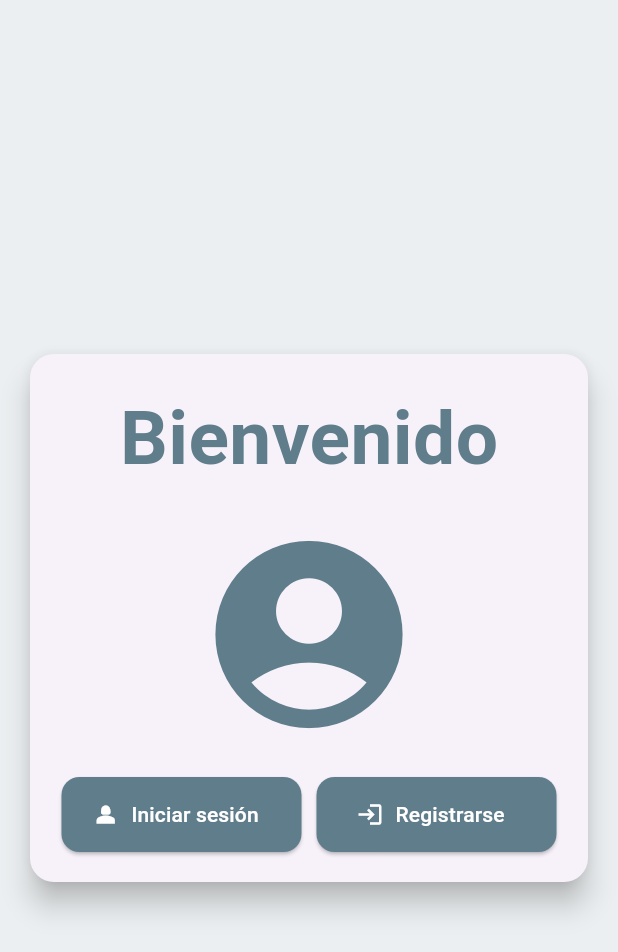
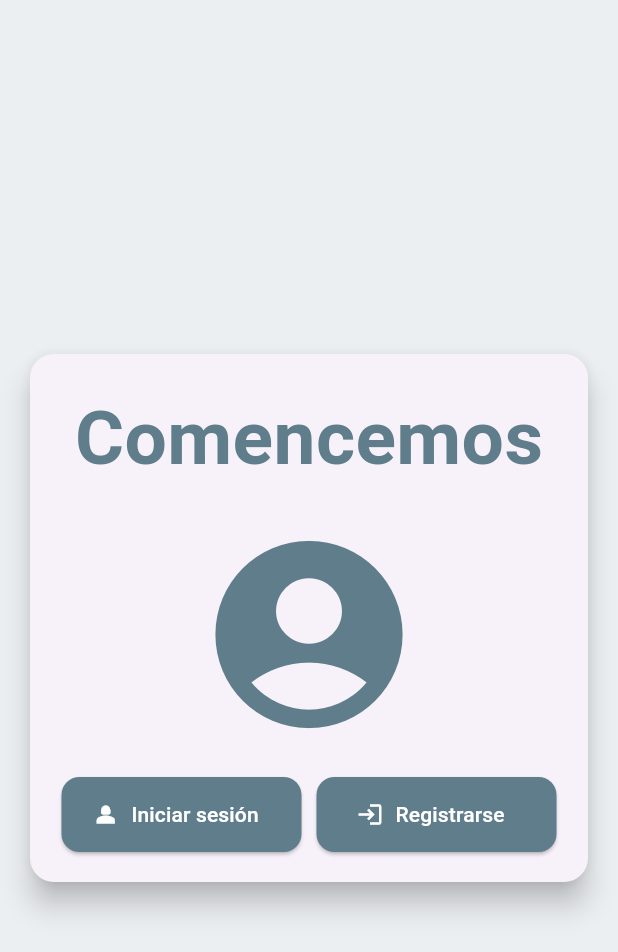
Before and after one commit to FjC-14/Log-in, a Flutter app: the screen it shows after launch, on a phone screen of 412 x 824 dp. Shown: the top 952 px of the screen. Run offline on Flutter 3.47's test engine with Material 3 defaults, Android fonts, the phone set to English and light mode, and no system bars.

Commit message:
Update bienvenida.dart

```diff
--- a/login_lp/lib/bienvenida.dart
+++ b/login_lp/lib/bienvenida.dart
@@ -22,7 +22,7 @@ class Bienvenida extends StatelessWidget {
               mainAxisAlignment: MainAxisAlignment.center,
               children: [
                 const Text(
-                  'Bienvenido',
+                  'Comencemos',
                   style: TextStyle(
                     fontSize: 50,
                     fontWeight: FontWeight.bold,
```
